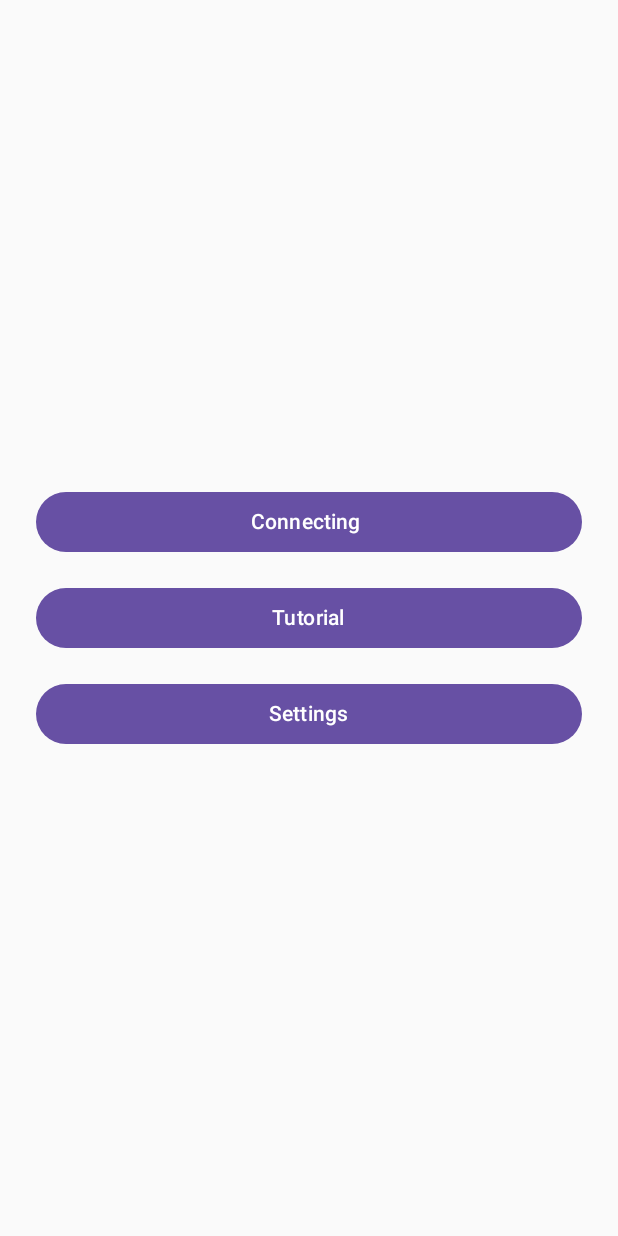
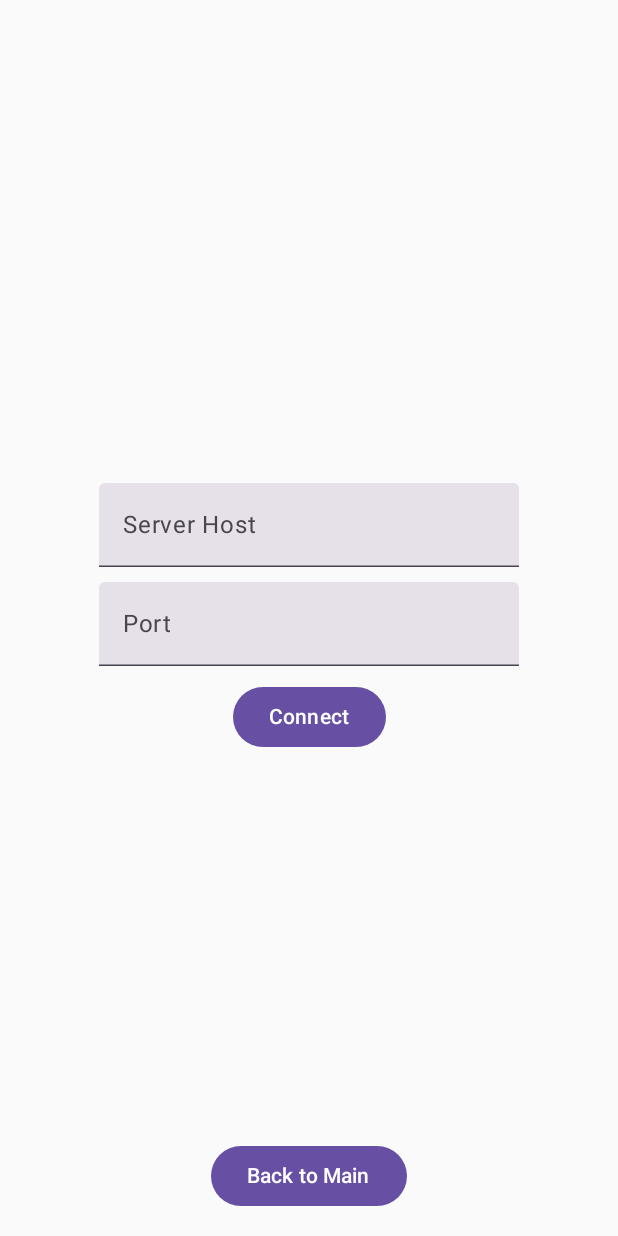
Before and after one commit to SE2-Codenames/CodenamesApp, an Android app built with Jetpack Compose: the screen it shows after launch (MainActivity before the commit, LobbyActivity after it), after a tap on "Connecting", on a phone screen of 412 x 824 dp. Run offline under Robolectric (Android 15) with nearby library versions, the phone set to English and light mode, and no system bars.

Commit message:
erste Prototyp einer Lobby Activity (es gibt noch Probleme mit der Verbindung)
wurde auch schon versucht zu optimieren und AI als hilfe hinzugefügt
Hat noch nichts geholfen

```diff
--- a/app/src/main/java/com/example/codenamesapp/LobbyActivity.kt
+++ b/app/src/main/java/com/example/codenamesapp/LobbyActivity.kt
@@ -1 +1,151 @@
 package com.example.codenamesapp
+
+import android.os.Bundle
+import android.util.Log
+import androidx.activity.ComponentActivity
+import androidx.activity.compose.setContent
+import androidx.compose.foundation.layout.*
+import androidx.compose.material3.*
+import androidx.compose.runtime.*
+import androidx.compose.ui.Alignment
+import androidx.compose.ui.Modifier
+import androidx.compose.ui.unit.dp
+import kotlinx.coroutines.*
+import java.io.BufferedReader
+import java.io.InputStreamReader
+import java.io.PrintWriter
+import java.net.Socket
+
+class LobbyActivity : ComponentActivity() {
+    override fun onCreate(savedInstanceState: Bundle?) {
+        super.onCreate(savedInstanceState)
+        setContent {
+            ConnectScreen(this)
+        }
+    }
+}
+
+@Composable
+fun ConnectScreen(activity: LobbyActivity) {
+    var host by remember { mutableStateOf("") }
+    var port by remember { mutableStateOf("") }
+    var username by remember { mutableStateOf("") }
+    var connected by remember { mutableStateOf(false) }
+    var chatEnabled by remember { mutableStateOf(false) }
+    var message by remember { mutableStateOf("") }
+    var receivedMessages by remember { mutableStateOf("") }
+    var errorMessage by remember { mutableStateOf("") }
+    val coroutineScope = rememberCoroutineScope()
+    var client: Socket? by remember { mutableStateOf(null) }
+    var out: PrintWriter? by remember { mutableStateOf(null) }
+    var inStream: BufferedReader? by remember { mutableStateOf(null) }
+
+    Column(
+        modifier = Modifier.fillMaxSize().padding(16.dp),
+        verticalArrangement = Arrangement.Center,
+        horizontalAlignment = Alignment.CenterHorizontally
+    ) {
+        if (!connected) {
+            TextField(
+                value = host,
+                onValueChange = { host = it },
+                label = { Text("Server Host") }
+            )
+            Spacer(modifier = Modifier.height(10.dp))
+            TextField(
+                value = port,
+                onValueChange = { port = it },
+                label = { Text("Port") }
+            )
+            Spacer(modifier = Modifier.height(10.dp))
+            Button(onClick = {
+                coroutineScope.launch {
+                    try {
+                        val socket = Socket(host, port.toInt())
+                        client = socket
+                        out = PrintWriter(socket.getOutputStream(), true)
+                        inStream = BufferedReader(InputStreamReader(socket.getInputStream()))
+
+                        withContext(Dispatchers.Main) {
+                            connected = true
+                            errorMessage = ""
+                        }
+
+                        // Empfange Nachrichten vom Server
+                        launch(Dispatchers.IO) {
+                            try {
+                                var line: String?
+                                while (inStream?.readLine().also { line = it } != null) {
+                                    withContext(Dispatchers.Main) {
+                                        receivedMessages += "\n$line"
+                                    }
+                                }
+                            } catch (e: Exception) {
+                                Log.e("SocketError", "Error reading from server", e)
+                            }
+                        }
+                    } catch (e: Exception) {
+                        withContext(Dispatchers.Main) {
+                            errorMessage = "Error connecting to server"
+                        }
+                        Log.e("SocketError", "Error connecting to server", e)
+                    }
+                }
+            }) {
+                Text("Connect")
+            }
+            if (errorMessage.isNotEmpty()) {
+                Text(errorMessage, color = androidx.compose.ui.graphics.Color.Red)
+            }
+        } else if (!chatEnabled) {
+            TextField(
+                value = username,
+                onValueChange = { username = it },
+                label = { Text("Enter Username") }
+            )
+            Spacer(modifier = Modifier.height(10.dp))
+            Button(onClick = {
+                coroutineScope.launch {
+                    out?.println(username)
+                    chatEnabled = true
+                }
+            }) {
+                Text("Set Username")
+            }
+        } else {
+            TextField(
+                value = message,
+                onValueChange = { message = it },
+                label = { Text("Enter message") }
+            )
+            Spacer(modifier = Modifier.height(10.dp))
+            Button(onClick = {
+                coroutineScope.launch {
+                    out?.println(message)
+                    if (message == "bye") {
+                        client?.close()
+                        connected = false
+                        chatEnabled = false
+                    }
+                }
+            }) {
+                Text("Send Message")
+            }
+            Spacer(modifier = Modifier.height(20.dp))
+            Text("Received Messages: $receivedMessages")
+        }
+    }
+    // Zurück-Button
+    Box(
+        modifier = Modifier
+            .fillMaxSize()
+            .wrapContentSize(Alignment.BottomCenter)
+            .padding(16.dp)
+    ) {
+        Button(
+            onClick = { activity.finish() }
+        ) {
+            Text("Back to Main")
+        }
+    }
+}
```
